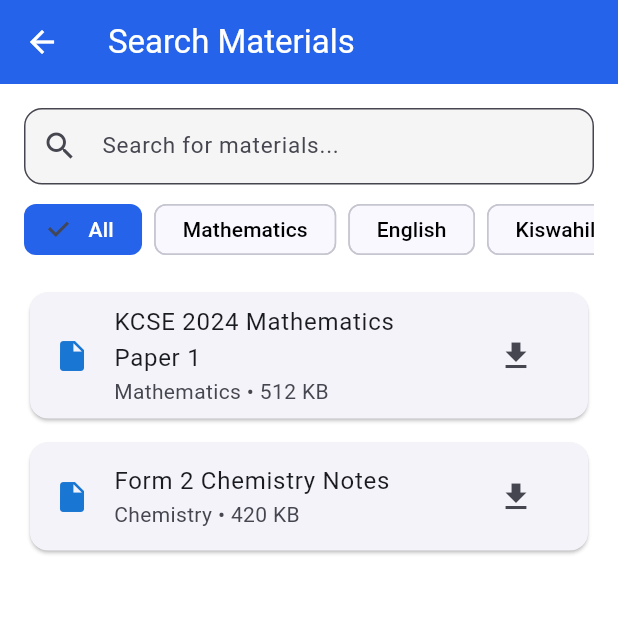
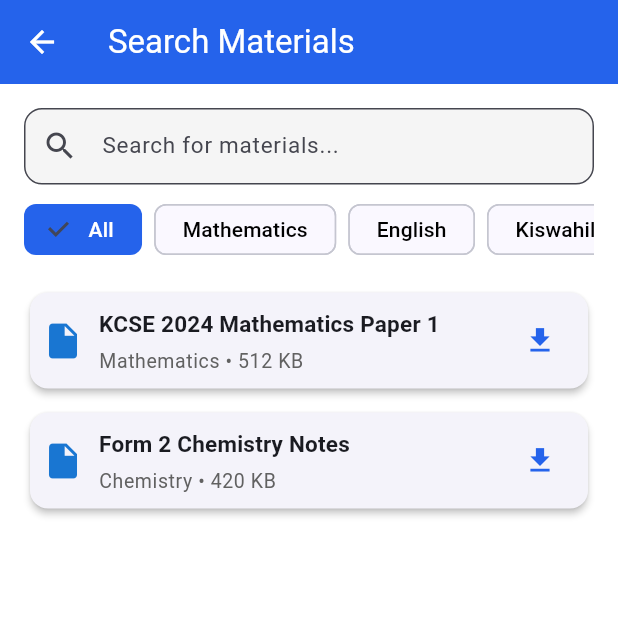
Before and after one commit to Faqih001/learning_material_downloader-app, a Flutter app: the SearchScreen screen opened by its route, on a phone screen of 412 x 824 dp, the top half of it. Run offline on Flutter 3.47's test engine with Material 3 defaults, Android fonts, the phone set to English and light mode, and no system bars; our stand-ins replace flutter_dotenv, google_maps_flutter, shared_preferences, smooth_page_indicator; accounts and stored records are empty.

Commit message:
Refactor CustomButton, MaterialCard, and SubjectChip: Enhance layout responsiveness and improve UI elements for better user experience

```diff
--- a/lib/widgets/material_card.dart
+++ b/lib/widgets/material_card.dart
@@ -8,18 +8,56 @@ class MaterialCard extends StatelessWidget {
 
   @override
   Widget build(BuildContext context) {
-    return Card(
-      margin: const EdgeInsets.symmetric(vertical: 8, horizontal: 4),
-      shape: RoundedRectangleBorder(borderRadius: BorderRadius.circular(12)),
-      child: ListTile(
-        leading: Icon(Icons.insert_drive_file, color: Colors.blue[700]),
-        title: Text(material.title),
-        subtitle: Text('${material.subject} • ${material.size} KB'),
-        trailing: IconButton(
-          icon: const Icon(Icons.download),
-          onPressed: onDownload,
-        ),
-      ),
+    return LayoutBuilder(
+      builder: (context, constraints) {
+        final isWide = constraints.maxWidth > 400;
+        return MouseRegion(
+          cursor: SystemMouseCursors.click,
+          child: Card(
+            margin: EdgeInsets.symmetric(vertical: isWide ? 14 : 8, horizontal: isWide ? 8 : 4),
+            shape: RoundedRectangleBorder(borderRadius: BorderRadius.circular(isWide ? 18 : 12)),
+            elevation: isWide ? 6 : 2,
+            child: Padding(
+              padding: EdgeInsets.symmetric(vertical: isWide ? 18 : 8, horizontal: isWide ? 18 : 8),
+              child: Row(
+                crossAxisAlignment: CrossAxisAlignment.center,
+                children: [
+                  Icon(Icons.insert_drive_file, color: Colors.blue[700], size: isWide ? 38 : 28),
+                  SizedBox(width: isWide ? 18 : 10),
+                  Expanded(
+                    child: Column(
+                      crossAxisAlignment: CrossAxisAlignment.start,
+                      children: [
+                        Text(
+                          material.title,
+                          style: Theme.of(context).textTheme.titleMedium?.copyWith(fontSize: isWide ? 18 : 15, fontWeight: FontWeight.bold),
+                          maxLines: 2,
+                          overflow: TextOverflow.ellipsis,
+                        ),
+                        SizedBox(height: isWide ? 8 : 4),
+                        Text(
+                          '${material.subject} • ${material.size} KB',
+                          style: Theme.of(context).textTheme.bodySmall?.copyWith(fontSize: isWide ? 15 : 13, color: Colors.grey[700]),
+                        ),
+                      ],
+                    ),
+                  ),
+                  SizedBox(width: isWide ? 18 : 8),
+                  MouseRegion(
+                    cursor: SystemMouseCursors.click,
+                    child: IconButton(
+                      icon: Icon(Icons.download, size: isWide ? 28 : 22),
+                      color: const Color(0xFF2563EB),
+                      onPressed: onDownload,
+                      tooltip: 'Download',
+                    ),
+                  ),
+                ],
+              ),
+            ),
+          ),
+        );
+      },
     );
   }
 }
```
Also changed, not shown: lib/widgets/custom_button.dart (+20 -11 lines), lib/widgets/subject_chip.dart (+18 -8 lines).
